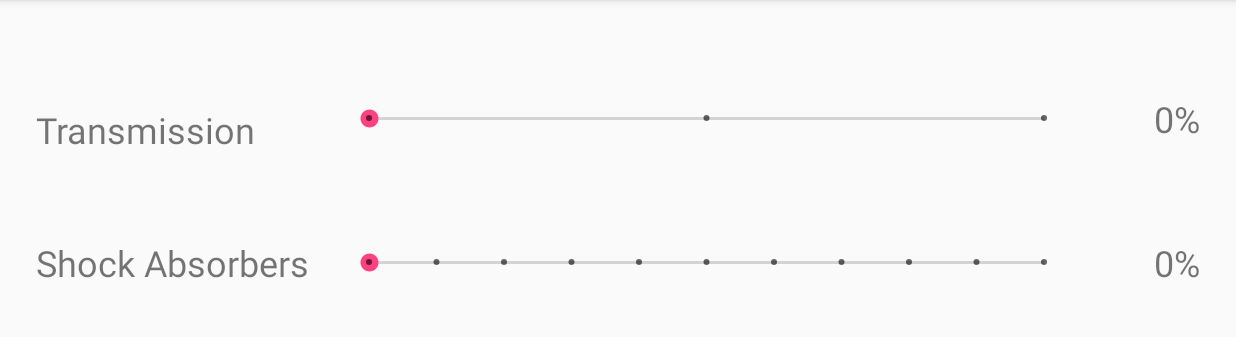
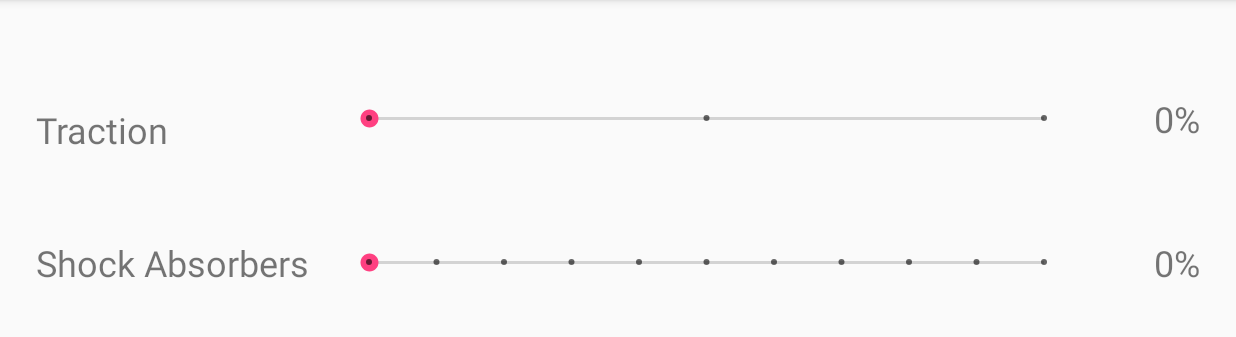
Before and after one commit to ronniewolf/Project-WOLF, an Android app: the ManualActivity screen opened directly, with no data from a screen before it, on a phone screen of 824 x 412 dp (held sideways), the part 72-409 px from its top. Run offline under Robolectric (Android 15) with nearby library versions, the phone set to English and light mode, and no system bars; our stand-ins replace Dagger/Hilt's generated code, Timber; 11 statements that could not run were skipped.

Commit message:
added speedometer, odometer, custom font and fixed bug in onRequestPermissionResult

```diff
--- a/app/src/main/java/com/davinci/wolf/application/WolfApplication.java
+++ b/app/src/main/java/com/davinci/wolf/application/WolfApplication.java
@@ -83,7 +83,7 @@ public class WolfApplication extends Application {
 
 	//gets the ManualData from persistence to populate in ManualActivity
 	public ManualData getSavedManualData() {
-		return new ManualData(preferences.getInt(Statics.PREF_TRANS_LEVEL, 0),
+		return new ManualData(preferences.getInt(Statics.PREF_TRAC_LEVEL, 0),
 			preferences.getInt(Statics.PREF_SHOCKS_LEVEL, 0),
 			preferences.getBoolean(Statics.PREF_ABS, false));
 	}
@@ -91,7 +91,7 @@ public class WolfApplication extends Application {
 	//set changes in ManualData from ManualActivity to persistence
 	public void setSavedManualData(ManualData manualData) {
 		preferences.edit()
-			.putInt(Statics.PREF_TRANS_LEVEL, manualData.getTransmission())
+			.putInt(Statics.PREF_TRAC_LEVEL, manualData.getTransmission())
 			.putInt(Statics.PREF_SHOCKS_LEVEL, manualData.getShocks())
 			.putBoolean(Statics.PREF_ABS, manualData.getAbs())
 			.apply();
--- a/app/src/main/java/com/davinci/wolf/console/di/ActivityModule.java
+++ b/app/src/main/java/com/davinci/wolf/console/di/ActivityModule.java
@@ -1,6 +1,7 @@
 package com.davinci.wolf.console.di;
 
 import android.arch.lifecycle.ViewModelProviders;
+import android.widget.TextView;
 
 import com.davinci.wolf.R;
 import com.davinci.wolf.application.WolfApplication;
@@ -27,6 +28,8 @@ public class ActivityModule {
 		this.consoleActivity.findViewById(R.id.action).setOnLongClickListener(consoleActivity);
 		this.consoleActivity.findViewById(R.id.done).setOnLongClickListener(consoleActivity);
 		this.consoleActivity.findViewById(R.id.info).setOnLongClickListener(consoleActivity);
+		((TextView) this.consoleActivity.findViewById(R.id.speedo)).setText(R.string.console_speedo);
+		((TextView) this.consoleActivity.findViewById(R.id.odometer)).setText(this.consoleActivity.getString(R.string.console_extra, 1, 0));
 	}
 
 	@Provides @ConsoleActivityScope
--- a/app/src/main/java/com/davinci/wolf/settings/manual/ManualActivity.java
+++ b/app/src/main/java/com/davinci/wolf/settings/manual/ManualActivity.java
@@ -56,7 +56,7 @@ public class ManualActivity extends AppCompatActivity
 		//show the save button if the saved and changed don't match
 		findViewById(R.id.done).setVisibility(saved.notEqual(manualData) ? View.VISIBLE : View.GONE);
 		if (manualData == null) return;
-		((TextView) findViewById(R.id.transmissionLabel)).setText(getString(R.string.manual_label, getPercent(manualData.getTransmission(), 2)));
+		((TextView) findViewById(R.id.tractionLabel)).setText(getString(R.string.manual_label, getPercent(manualData.getTransmission(), 2)));
 		((TextView) findViewById(R.id.shocksLabel)).setText(getString(R.string.manual_label, getPercent(manualData.getShocks(), 10)));
 	}
 
@@ -73,8 +73,8 @@ public class ManualActivity extends AppCompatActivity
 	}
 
 	private void init() {
-		((SeekBar) findViewById(R.id.transmission)).setProgress(saved.getTransmission());
-		((TextView) findViewById(R.id.transmissionLabel)).setText(getString(R.string.manual_label, getPercent(saved.getTransmission(), 2)));
+		((SeekBar) findViewById(R.id.traction)).setProgress(saved.getTransmission());
+		((TextView) findViewById(R.id.tractionLabel)).setText(getString(R.string.manual_label, getPercent(saved.getTransmission(), 2)));
 		((SeekBar) findViewById(R.id.shocks)).setProgress(saved.getShocks());
 		((TextView) findViewById(R.id.shocksLabel)).setText(getString(R.string.manual_label, getPercent(saved.getShocks(), 10)));
 		((Switch) findViewById(R.id.abs)).setChecked(saved.getAbs());
--- a/app/src/main/java/com/davinci/wolf/settings/manual/ManualViewModel.java
+++ b/app/src/main/java/com/davinci/wolf/settings/manual/ManualViewModel.java
@@ -55,7 +55,7 @@ public class ManualViewModel extends AndroidViewModel
 	@Override
 	public void onProgressChanged(SeekBar seekBar, int progress, boolean b) {
 		switch (seekBar.getId()) {
-			case R.id.transmission:
+			case R.id.traction:
 				setTransmission(progress);
 				break;
 			case R.id.shocks:
--- a/app/src/main/java/com/davinci/wolf/settings/manual/di/ActivityModule.java
+++ b/app/src/main/java/com/davinci/wolf/settings/manual/di/ActivityModule.java
@@ -31,7 +31,7 @@ public class ActivityModule {
 	@Provides @ManualActivityScope
 	ManualViewModel getViewModel(ManualActivity manualActivity) {
 		ManualViewModel viewModel = ViewModelProviders.of(manualActivity).get(ManualViewModel.class);
-		((SeekBar) manualActivity.findViewById(R.id.transmission)).setOnSeekBarChangeListener(viewModel);
+		((SeekBar) manualActivity.findViewById(R.id.traction)).setOnSeekBarChangeListener(viewModel);
 		((SeekBar) manualActivity.findViewById(R.id.shocks)).setOnSeekBarChangeListener(viewModel);
 		((Switch) manualActivity.findViewById(R.id.abs)).setOnCheckedChangeListener(viewModel);
 		viewModel.getEventEmitter().observe(manualActivity, manualActivity);
--- a/app/src/main/java/com/davinci/wolf/utils/Statics.java
+++ b/app/src/main/java/com/davinci/wolf/utils/Statics.java
@@ -37,7 +37,7 @@ import java.util.regex.Pattern;
 public class Statics {
 	public static final String PREF_HAS_LOGGED_IN = "loggedIn?";
 	public static final String PREF_SEL_MODE = "selectedMode";
-	public static final String PREF_TRANS_LEVEL = "transmission";
+	public static final String PREF_TRAC_LEVEL = "traction";
 	public static final String PREF_SHOCKS_LEVEL = "shocks";
 	public static final String PREF_ABS = "abs";
 
--- a/app/src/main/res/layout/activity_manual.xml
+++ b/app/src/main/res/layout/activity_manual.xml
@@ -9,17 +9,17 @@
     tools:context=".settings.manual.ManualActivity">
 
     <TextView
-        android:id="@+id/transmissionD"
+        android:id="@+id/tractionD"
         android:layout_width="wrap_content"
         android:layout_height="wrap_content"
         android:padding="8dp"
-        android:text="@string/manual.transmission"
+        android:text="@string/manual.traction"
         android:textSize="@dimen/manual.textSize"
         app:layout_constraintStart_toStartOf="@+id/shocksD"
-        app:layout_constraintTop_toTopOf="@+id/transmission"/>
+        app:layout_constraintTop_toTopOf="@+id/traction"/>
 
     <SeekBar
-        android:id="@+id/transmission"
+        android:id="@+id/traction"
         style="@style/Widget.AppCompat.SeekBar.Discrete"
         android:layout_width="0dp"
         android:layout_height="wrap_content"
@@ -28,21 +28,21 @@
         android:padding="8dp"
         android:progress="0"
         app:layout_constraintBottom_toTopOf="@+id/shocks"
-        app:layout_constraintEnd_toStartOf="@+id/transmissionLabel"
+        app:layout_constraintEnd_toStartOf="@+id/tractionLabel"
         app:layout_constraintStart_toStartOf="@+id/shocks"
         app:layout_constraintTop_toTopOf="parent"/>
 
     <TextView
-        android:id="@+id/transmissionLabel"
+        android:id="@+id/tractionLabel"
         android:layout_width="@dimen/manual.labelSize"
         android:layout_height="wrap_content"
         android:gravity="end|center_vertical"
         android:padding="8dp"
         android:text="@string/manual.label.default"
         android:textSize="@dimen/manual.textSize"
-        app:layout_constraintBottom_toBottomOf="@+id/transmission"
+        app:layout_constraintBottom_toBottomOf="@+id/traction"
         app:layout_constraintEnd_toEndOf="@+id/shocksLabel"
-        app:layout_constraintTop_toTopOf="@+id/transmission"/>
+        app:layout_constraintTop_toTopOf="@+id/traction"/>
 
     <TextView
         android:id="@+id/shocksD"
@@ -69,7 +69,7 @@
         app:layout_constraintBottom_toTopOf="@+id/abs"
         app:layout_constraintEnd_toStartOf="@+id/shocksLabel"
         app:layout_constraintStart_toEndOf="@+id/shocksD"
-        app:layout_constraintTop_toBottomOf="@+id/transmission"/>
+        app:layout_constraintTop_toBottomOf="@+id/traction"/>
 
     <TextView
         android:id="@+id/shocksLabel"
--- a/app/src/main/res/values/strings.xml
+++ b/app/src/main/res/values/strings.xml
@@ -7,7 +7,8 @@
     <string name="fingerprintDescription">Scan the fingerprint sensor to unlock the vehicle</string>
 
     <string name="app_name">Wolf</string>
-    <string name="gearLabel">Gear: %1$d</string>
+    <string name="console.speedo">00</string>
+    <string name="console.extra">%1$06d\nGear: %2$d</string>
     <string name="searchHint">Enter destination or drop pin</string>
     <string name="console.showcase.title">Console</string>
     <string name="console.showcase.desc">All vital stats like speed, odometer, gear and fuel show up here.\nTouching it will show up tuning options</string>
@@ -24,12 +25,13 @@
 
     <string name="auto.Description">Analysing topography of previous rides and calibrating your vehicle</string>
 
-    <string name="manual.transmission">Transmission</string>
+    <string name="manual.traction">Traction</string>
     <string name="manual.shockAbsorbers">Shock Absorbers</string>
     <string name="manual.abs">ABS</string>
     <string name="manual.label.default">0%</string>
     <string name="manual.label">%1d%%</string>
 
     <string name="about.author"><a href="https://github.com/aakashRajur">aakashRajur</a></string>
-    <string name="about.description">Pellentesque habitant morbi tristique senectus et netus et malesuada fames ac turpis egestas. Vestibulum tortor quam, feugiat vitae, ultricies eget, tempor sit amet, ante. Donec eu libero sit amet quam egestas semper. Aenean ultricies mi vitae est. Mauris placerat eleifend leo</string>
+    <string name="about.description">A motorcycle ecosystem project, first of its kind implemented through interlinked navigation system assisted by neural network that learns the deformities in the generalised mapped road and provides a visualization of the same to all of its users while unifying authentication interface for utmost security</string>
 </resources>
+    <!---->
```
Also changed, not shown: app/src/main/java/com/davinci/wolf/console/ConsoleActivity.java (+5 -5 lines), app/src/main/res/layout/activity_console.xml (+34 -0 lines), app/src/main/res/layout/activity_console_search.xml (+37 -1 lines), app/src/main/res/transition/console_transition.xml (+14 -0 lines), app/src/main/res/font/digital7.ttf (added).
